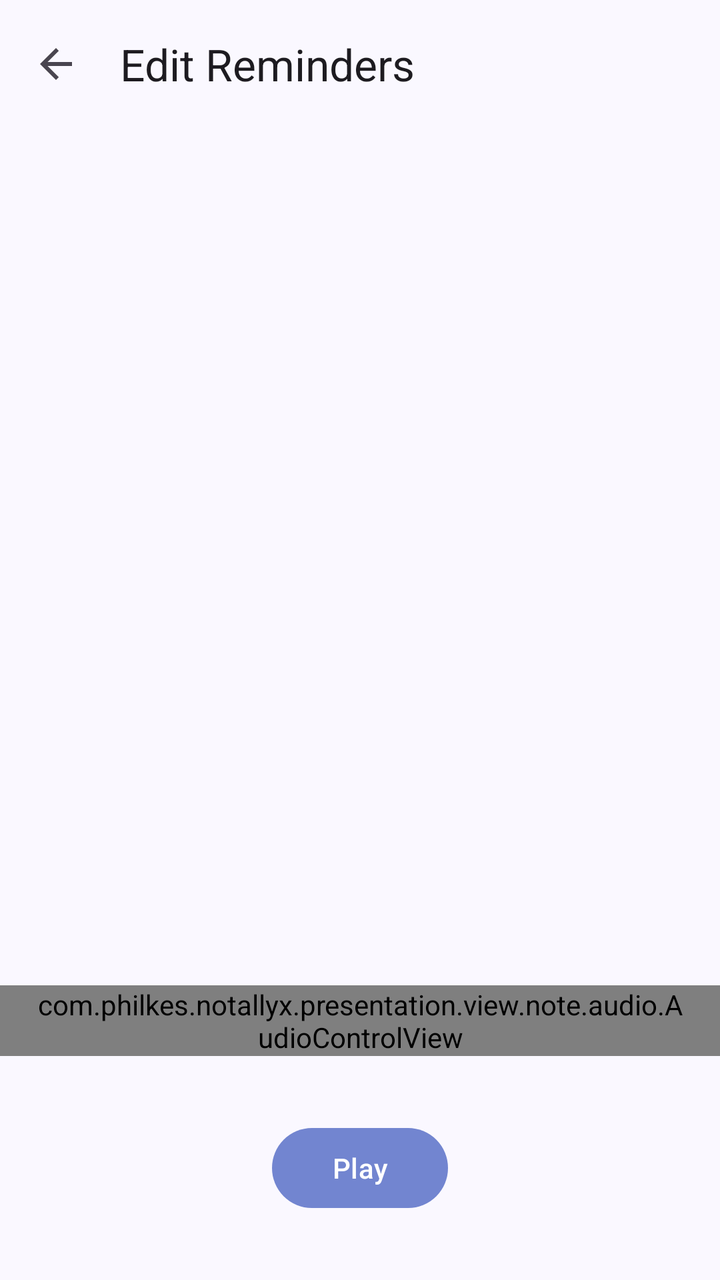
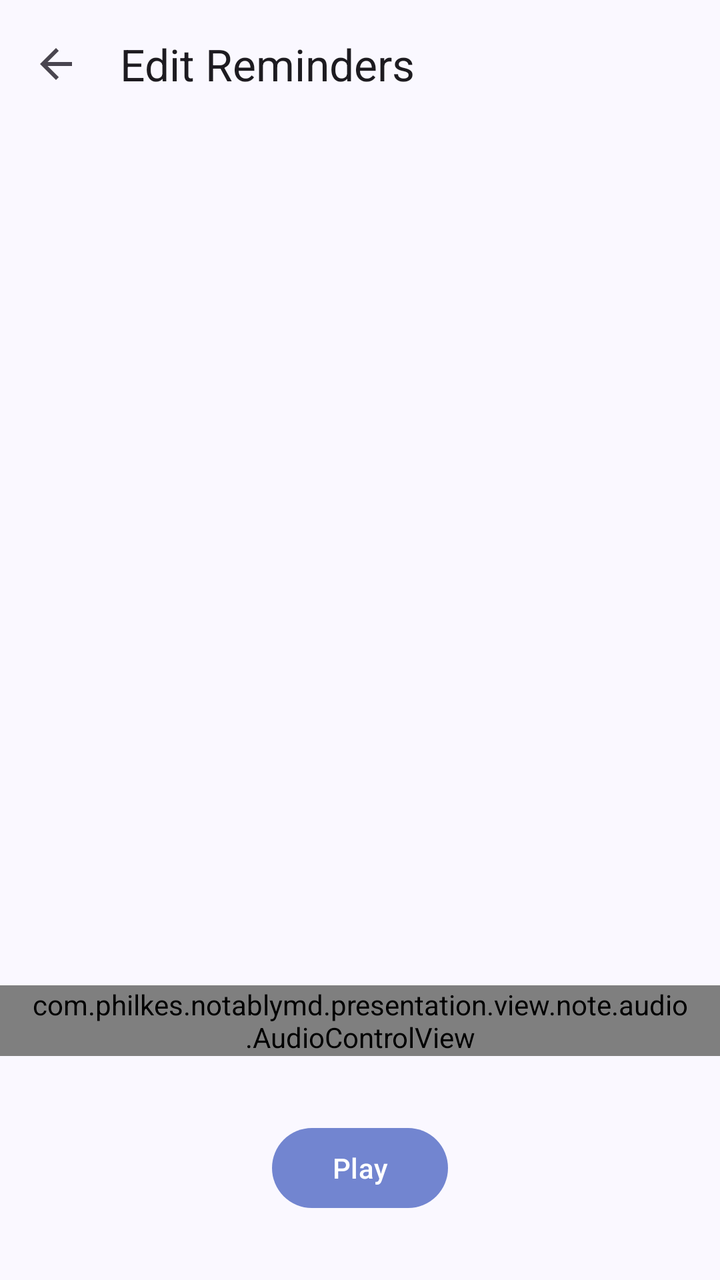

Before-and-after screenshots of an Android layout around one commit, followed by the original layout XML and the change that was made.
<!-- AndroidManifest.xml: application theme AppTheme -->
<!-- res/layout/activity_play_audio.xml -->
<?xml version="1.0" encoding="utf-8"?>
<RelativeLayout xmlns:android="http://schemas.android.com/apk/res/android"
    xmlns:app="http://schemas.android.com/apk/res-auto"
    android:id="@+id/root_layout"
    android:layout_width="match_parent"
    android:layout_height="match_parent">
    <com.google.android.material.appbar.MaterialToolbar
        android:id="@+id/Toolbar"
        android:layout_width="match_parent"
        android:layout_height="?attr/actionBarSize"
        app:navigationIcon="?attr/homeAsUpIndicator"
        app:title="@string/edit_reminders" />
    <TextView
        android:id="@+id/Error"
        android:layout_width="match_parent"
        android:layout_height="match_parent"
        android:layout_above="@id/AudioControlView"
        android:layout_below="@id/Toolbar"
        android:gravity="center"
        android:textAppearance="?attr/textAppearanceBodyMedium" />

    <com.philkes.notallyx.presentation.view.note.audio.AudioControlView
        android:id="@+id/AudioControlView"
        android:layout_width="match_parent"
        android:layout_height="wrap_content"
        android:layout_above="@id/Play"
        android:layout_marginBottom="32dp"
        android:paddingStart="16dp"
        android:paddingEnd="16dp">

        <com.google.android.material.slider.Slider
            android:id="@+id/Progress"
            android:layout_width="match_parent"
            android:layout_height="wrap_content"
            android:stepSize="1" />

        <TextView
            android:id="@+id/Chronometer"
            android:layout_width="wrap_content"
            android:layout_height="wrap_content"
            android:layout_below="@id/Progress"
            android:layout_alignParentStart="true"
            android:layout_marginStart="8dp"
            android:textAppearance="?attr/textAppearanceBodySmall" />

        <TextView
            android:id="@+id/Length"
            android:layout_width="wrap_content"
            android:layout_height="wrap_content"
            android:layout_below="@id/Progress"
            android:layout_alignParentEnd="true"
            android:layout_marginEnd="8dp"
            android:textAppearance="?attr/textAppearanceBodySmall" />

    </com.philkes.notallyx.presentation.view.note.audio.AudioControlView>

    <com.google.android.material.button.MaterialButton
        android:id="@+id/Play"
        android:layout_height="wrap_content"
        android:layout_width="wrap_content"
        android:layout_alignParentBottom="true"
        android:layout_centerHorizontal="true"
        android:layout_gravity="center"
        android:layout_marginBottom="32dp"
        android:text="@string/play"/>

</RelativeLayout>
<!-- resources referenced by this layout -->
<resources>
  <string name="edit_reminders">Edit Reminders</string>
  <string name="play">Play</string>
  <color name="md_theme_primary">#7285D0</color>
  <color name="md_theme_onPrimary">#FFFFFF</color>
  <color name="md_theme_primaryContainer">#DCE1FF</color>
  <color name="md_theme_onPrimaryContainer">#05164B</color>
  <color name="md_theme_secondary">#595D72</color>
  <color name="md_theme_onSecondary">#FFFFFF</color>
  <color name="md_theme_secondaryContainer">#DEE1F9</color>
  <color name="md_theme_onSecondaryContainer">#161B2C</color>
  <color name="md_theme_tertiary">#75546F</color>
  <color name="md_theme_onTertiary">#FFFFFF</color>
  <color name="md_theme_tertiaryContainer">#FFD7F5</color>
  <color name="md_theme_onTertiaryContainer">#2C1229</color>
  <color name="md_theme_error">#BA1A1A</color>
  <color name="md_theme_onError">#FFFFFF</color>
  <color name="md_theme_errorContainer">#FFDAD6</color>
  <color name="md_theme_onErrorContainer">#410002</color>
  <color name="md_theme_background">#FAF8FF</color>
  <color name="md_theme_onBackground">#1A1B21</color>
  <color name="md_theme_surface">#FAF8FF</color>
  <color name="md_theme_onSurface">#1A1B21</color>
  <color name="md_theme_surfaceVariant">#E2E1EC</color>
  <color name="md_theme_onSurfaceVariant">#45464F</color>
  <color name="md_theme_outline">#767680</color>
  <color name="md_theme_outlineVariant">#C6C5D0</color>
  <color name="md_theme_inverseSurface">#2F3036</color>
  <color name="md_theme_inverseOnSurface">#F1F0F7</color>
  <color name="md_theme_inversePrimary">#B7C4FF</color>
  <color name="md_theme_primaryFixed">#DCE1FF</color>
  <color name="md_theme_onPrimaryFixed">#05164B</color>
  <color name="md_theme_primaryFixedDim">#B7C4FF</color>
  <color name="md_theme_onPrimaryFixedVariant">#364479</color>
  <color name="md_theme_secondaryFixed">#DEE1F9</color>
  <color name="md_theme_onSecondaryFixed">#161B2C</color>
  <color name="md_theme_secondaryFixedDim">#C2C5DD</color>
  <color name="md_theme_onSecondaryFixedVariant">#424659</color>
  <color name="md_theme_tertiaryFixed">#FFD7F5</color>
  <color name="md_theme_onTertiaryFixed">#2C1229</color>
  <color name="md_theme_tertiaryFixedDim">#E3BADA</color>
  <color name="md_theme_onTertiaryFixedVariant">#5C3D57</color>
  <color name="md_theme_surfaceDim">#DBD9E0</color>
  <color name="md_theme_surfaceBright">#FAF8FF</color>
  <color name="md_theme_surfaceContainerLowest">#FFFFFF</color>
  <color name="md_theme_surfaceContainerLow">#F4F2FA</color>
  <color name="md_theme_surfaceContainer">#EFEDF4</color>
  <color name="md_theme_surfaceContainerHigh">#E9E7EF</color>
  <color name="md_theme_surfaceContainerHighest">#E3E1E9</color>
  <style name="NavigationView" parent="Widget.Material3.NavigationView">
          <item name="android:background">?attr/colorSurface</item>
      </style>
  <style name="ThemeOverlay.App.BottomSheetDialog" parent="ThemeOverlay.Material3.BottomSheetDialog">
          <item name="bottomSheetStyle">@style/ModalBottomSheet</item>
          <item name="android:windowIsFloating">true</item>
      </style>
  <style name="ModalBottomSheet" parent="Widget.Material3.BottomSheet.Modal">
          <item name="shapeAppearance">@style/ShapeAppearance.Material3.Corner.None</item>
          <item name="behavior_draggable">false</item>
      </style>
  <!-- unchanged entries left out for length: 1 -->
</resources>

<!-- the commit's change to res/layout/activity_play_audio.xml (unified diff, before → after) -->
@@ -19,7 +19,7 @@
         android:gravity="center"
         android:textAppearance="?attr/textAppearanceBodyMedium" />
 
-    <com.philkes.notallyx.presentation.view.note.audio.AudioControlView
+    <com.philkes.notablymd.presentation.view.note.audio.AudioControlView
         android:id="@+id/AudioControlView"
         android:layout_width="match_parent"
         android:layout_height="wrap_content"
@@ -52,7 +52,7 @@
             android:layout_marginEnd="8dp"
             android:textAppearance="?attr/textAppearanceBodySmall" />
 
-    </com.philkes.notallyx.presentation.view.note.audio.AudioControlView>
+    </com.philkes.notablymd.presentation.view.note.audio.AudioControlView>
 
     <com.google.android.material.button.MaterialButton
         android:id="@+id/Play"
